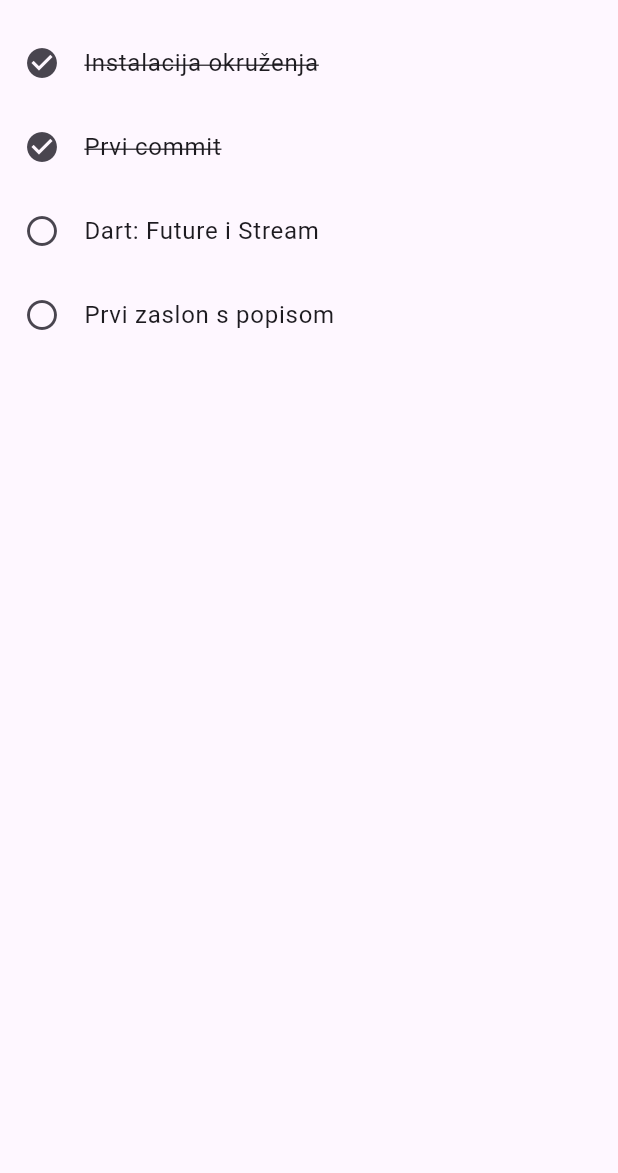
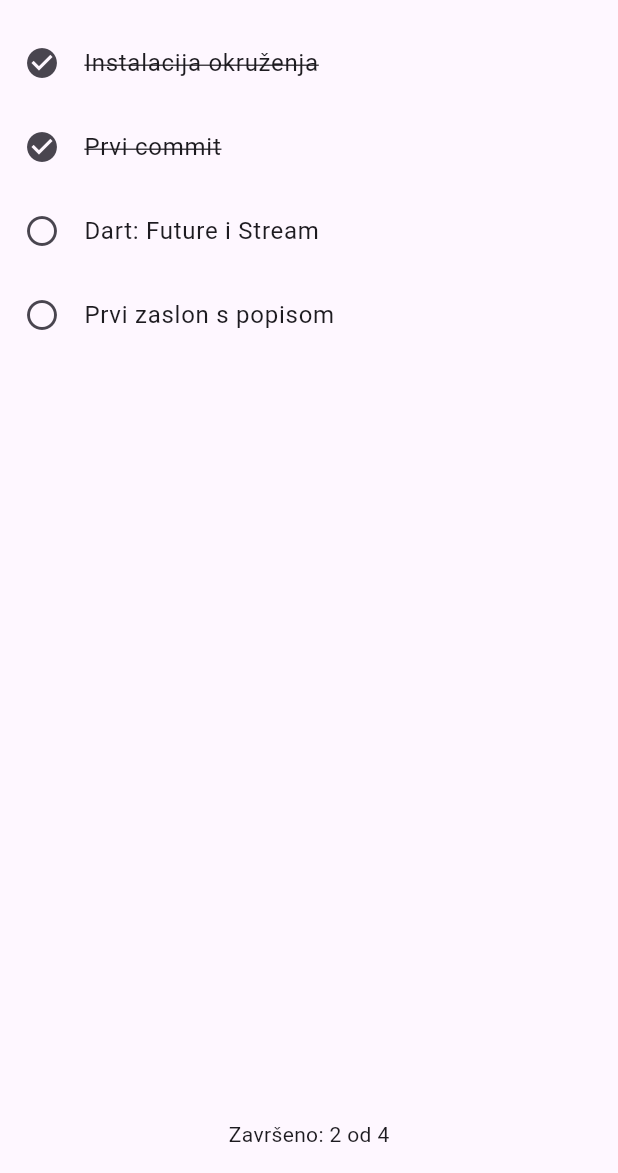
Before and after one commit to kantonija/NRAMU-Zadaci_app, a Flutter app: the screen it shows after launch, on a phone screen of 412 x 824 dp, the part 63-1236 px from its top. Run offline on Flutter 3.47's test engine with Material 3 defaults, Android fonts, the light colour scheme and no system bars.

Commit message:
Dodana provjera razumijevanja 3

```diff
--- a/lib/main.dart
+++ b/lib/main.dart
@@ -28,6 +28,7 @@ class _ZadatciEkranState extends State<ZadatciEkran> {
   // Promijenite parametre da isprobate sva stanja:
   // neuspjeha: 1 -> prvi dohvat padne, ponovni pokušaj uspije
   // prazno: true -> poslužitelj vraća prazan popis
+  // prvi dohvat pada, ponovni pokušaj uspijeva
   final _repo = ZadatakRepozitorij(neuspjeha: 0, prazno: false);
 
   late Future<List<Zadatak>> _buduci = _repo.dohvati();
@@ -38,6 +39,16 @@ class _ZadatciEkranState extends State<ZadatciEkran> {
     });
   }
 
+  Future<void> _osvjezi() async {
+    setState(() {
+      _buduci = _repo.dohvati();
+    });
+    try {
+      await _buduci;
+    } catch (_) {
+    }
+  }
+
   @override
   Widget build(BuildContext context) {
     return Scaffold(
@@ -45,7 +56,7 @@ class _ZadatciEkranState extends State<ZadatciEkran> {
       body: FutureBuilder<List<Zadatak>>(
         future: _buduci,
         builder: (context, snap) {
-          if (snap.connectionState != ConnectionState.done) {
+          if (snap.connectionState != ConnectionState.done && !snap.hasData) {
             return const Center(child: CircularProgressIndicator());
           }
 
@@ -60,7 +71,11 @@ class _ZadatciEkranState extends State<ZadatciEkran> {
                     color: Colors.red,
                   ),
                   const SizedBox(height: 8),
-                  Text('${snap.error}'),
+                  const Text(
+                    'Zadatke trenutno nije moguće dohvatiti. '
+                    'Pokušajte ponovno.',
+                    textAlign: TextAlign.center,
+                  ),
                   const SizedBox(height: 8),
                   FilledButton(
                     onPressed: _ponovi,
@@ -77,23 +92,41 @@ class _ZadatciEkranState extends State<ZadatciEkran> {
             return const Center(child: Text('Nema zadataka'));
           }
 
-          return ListView.builder(
+          final zavrseno = zadaci.where((z) => z.zavrsen).length;
+
+          return Column(
+            children: [
+              Expanded(
+                child: RefreshIndicator(
+                  onRefresh: _osvjezi,
+                  child: ListView.builder(
                     itemCount: zadaci.length,
                     itemBuilder: (context, i) {
                       final z = zadaci[i];
 
                       return ListTile(
                         leading: Icon(
-                  z.zavrsen ? Icons.check_circle : Icons.radio_button_unchecked,
+                          z.zavrsen
+                              ? Icons.check_circle
+                              : Icons.radio_button_unchecked,
                         ),
                         title: Text(
                           z.naslov,
                           style: TextStyle(
-                    decoration: z.zavrsen ? TextDecoration.lineThrough : null,
+                            decoration:
+                                z.zavrsen ? TextDecoration.lineThrough : null,
                           ),
                         ),
                       );
                     },
+                  ),
+                ),
+              ),
+              Padding(
+                padding: const EdgeInsets.all(16),
+                child: Text('Završeno: $zavrseno od ${zadaci.length}'),
+              ),
+            ],
           );
         },
       ),
```
Also changed, not shown: 1 other file. Lines whose indentation alone changed are shown as unchanged.
